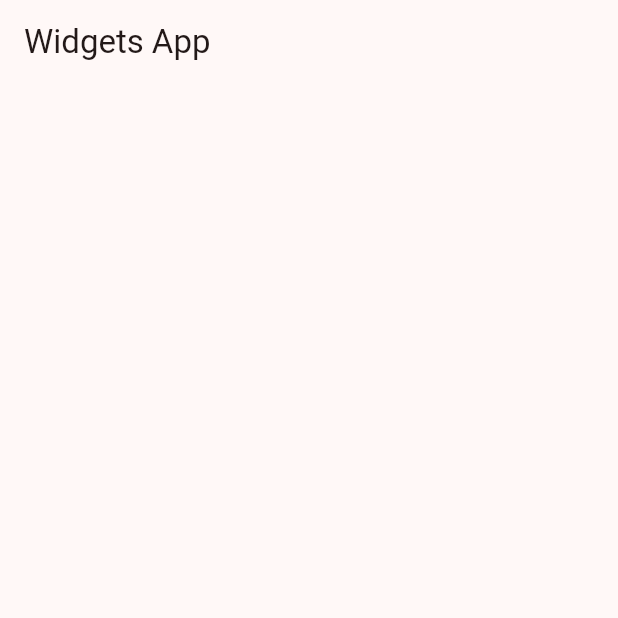
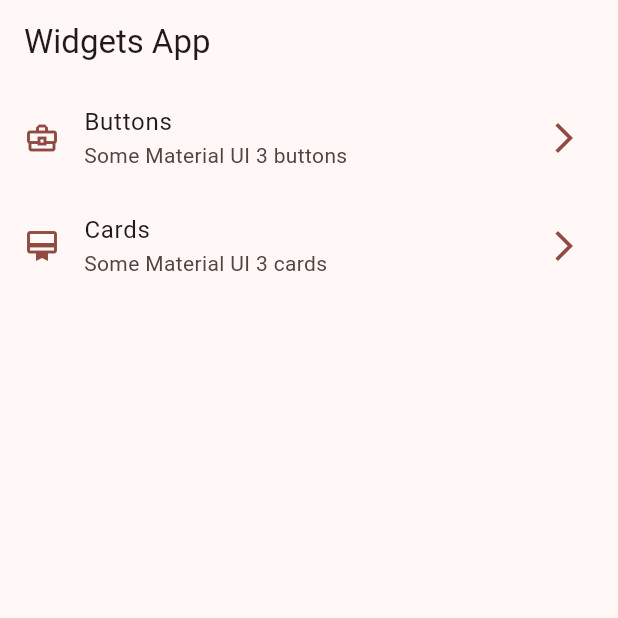
Before and after one commit to luislealdev/widgets-app-flutter, a Flutter app: the screen it shows after launch, on a phone screen of 412 x 824 dp, the top half of it. Run offline on Flutter 3.47's test engine with Material 2 defaults, Android fonts, the phone set to English and light mode, and no system bars.

Commit message:
Implement home screen

```diff
--- a/lib/config/menu/menu_items.dart
+++ b/lib/config/menu/menu_items.dart
@@ -4,7 +4,7 @@ class MenuItem {
   final String title;
   final String description;
   final String url;
-  final Icon icon;
+  final IconData icon;
 
   const MenuItem(
       {required this.title,
@@ -18,10 +18,10 @@ const menuItems = <MenuItem>[
       title: 'Buttons',
       description: 'Some Material UI 3 buttons',
       url: '/buttons',
-      icon: Icon(Icons.radio_button_checked_rounded)),
+      icon: Icons.business_center_outlined),
   MenuItem(
       title: 'Cards',
       description: 'Some Material UI 3 cards',
       url: '/cards',
-      icon: Icon(Icons.card_membership_outlined))
+      icon: Icons.card_membership_outlined)
 ];
--- a/lib/presentation/screens/home/home_screen.dart
+++ b/lib/presentation/screens/home/home_screen.dart
@@ -1,4 +1,5 @@
 import 'package:flutter/material.dart';
+import 'package:widgets_app/config/menu/menu_items.dart';
 
 class HomeScreen extends StatelessWidget {
   const HomeScreen({super.key});
@@ -7,6 +8,44 @@ class HomeScreen extends StatelessWidget {
   Widget build(BuildContext context) {
     return Scaffold(
       appBar: AppBar(title: const Text('Widgets App')),
+      body: const _HomeView(),
     );
   }
 }
+
+class _HomeView extends StatelessWidget {
+  const _HomeView();
+
+  @override
+  Widget build(BuildContext context) {
+    return ListView.builder(
+        itemCount: menuItems.length,
+        itemBuilder: ((context, index) {
+          final menuItem = menuItems[index];
+          return _CustomListTile(menuItem: menuItem);
+        }));
+  }
+}
+
+class _CustomListTile extends StatelessWidget {
+  const _CustomListTile({
+    required this.menuItem,
+  });
+
+  final MenuItem menuItem;
+
+  @override
+  Widget build(BuildContext context) {
+    final colors = Theme.of(context).colorScheme;
+    return ListTile(
+      leading: Icon(menuItem.icon, color: colors.primary),
+      title: Text(menuItem.title),
+      subtitle: Text(menuItem.description),
+      trailing: Icon(
+        Icons.arrow_forward_ios_outlined,
+        color: colors.primary,
+      ),
+      onTap: (){},
+    );
+  }
+}
```
